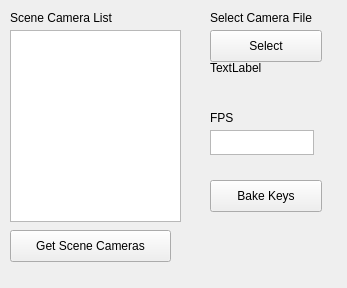
kellyme213/ResearchProject, file Maya/ImportForm.ui: the form before one commit.
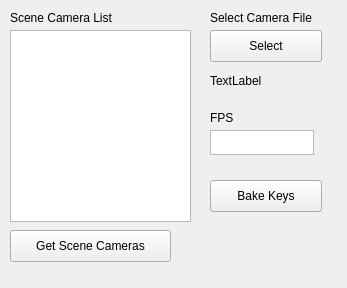
The form after the commit.

```diff
--- a/Maya/ImportForm.ui
+++ b/Maya/ImportForm.ui
@@ -13,16 +13,6 @@
   <property name="windowTitle">
    <string>Import</string>
   </property>
-  <widget class="QListView" name="cameraListView">
-   <property name="geometry">
-    <rect>
-     <x>10</x>
-     <y>30</y>
-     <width>171</width>
-     <height>192</height>
-    </rect>
-   </property>
-  </widget>
   <widget class="QPushButton" name="refreshCameraButton">
    <property name="geometry">
     <rect>
@@ -106,13 +96,16 @@
     <rect>
      <x>210</x>
      <y>60</y>
-     <width>58</width>
-     <height>16</height>
+     <width>131</width>
+     <height>41</height>
     </rect>
    </property>
    <property name="text">
     <string>TextLabel</string>
    </property>
+   <property name="wordWrap">
+    <bool>true</bool>
+   </property>
   </widget>
   <widget class="QTextEdit" name="fpsTextEdit">
    <property name="geometry">
@@ -124,6 +117,16 @@
     </rect>
    </property>
   </widget>
+  <widget class="QListWidget" name="cameraListWidget">
+   <property name="geometry">
+    <rect>
+     <x>10</x>
+     <y>30</y>
+     <width>181</width>
+     <height>192</height>
+    </rect>
+   </property>
+  </widget>
  </widget>
  <resources/>
  <connections/>
```
